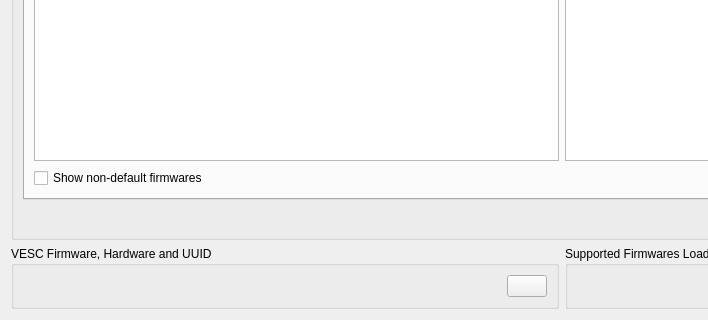
The window that source/pages/pagefirmware.ui (poommyroboticcamera-netizen/SAT-Motor-Pilot) describes before a commit, drawn with Qt 5; both pictures show x 0 to 708 and y 305 to 625 of the 1124 by 625 pixel window.
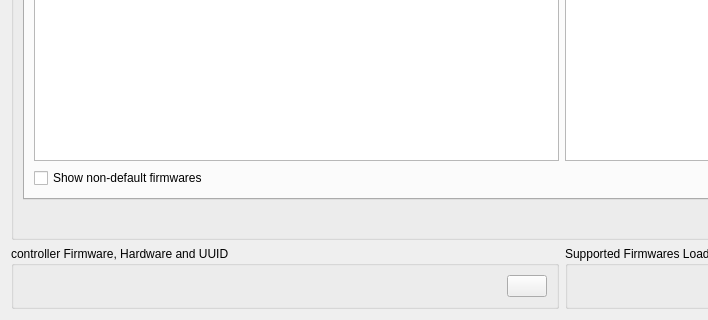
The same window after the commit. Icons and pictures are not drawn. Custom widgets are drawn as their Qt base class.

Diff of the .ui file:
```diff
--- a/source/pages/pagefirmware.ui
+++ b/source/pages/pagefirmware.ui
@@ -507,7 +507,7 @@
      <item>
       <widget class="QGroupBox" name="groupBox_2">
        <property name="title">
-        <string>VESC Firmware, Hardware and UUID</string>
+        <string>controller Firmware, Hardware and UUID</string>
        </property>
        <layout class="QHBoxLayout" name="horizontalLayout">
         <item>
```
Left out of the diff: 4 changed lines with no effect on the pictures.
